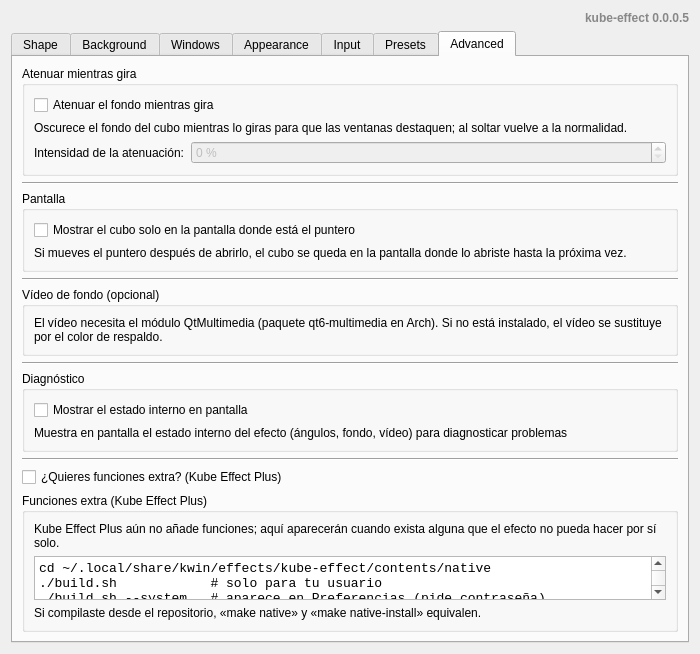
Old version of the form package/contents/ui/config.ui in the repository CesarGuzmanLopez/kube-effect.
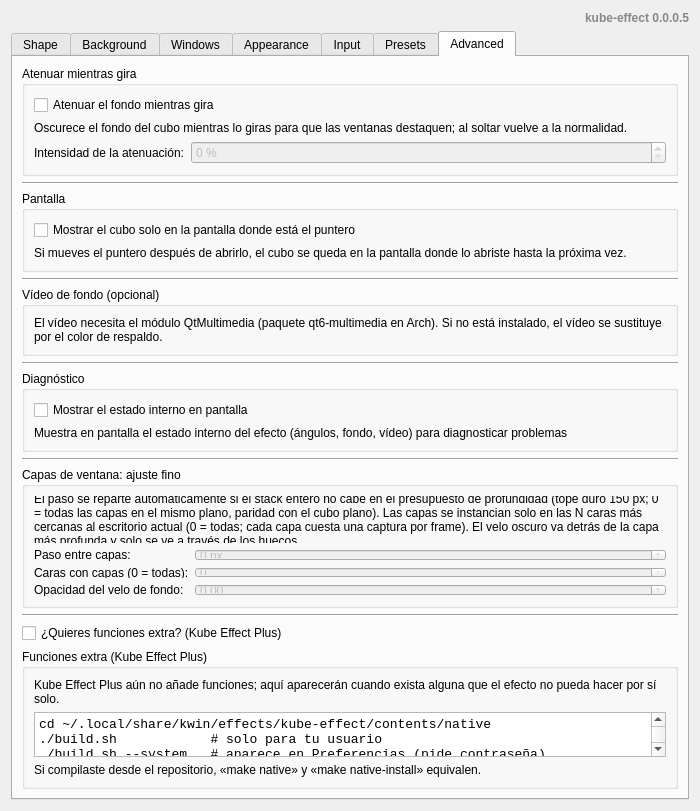
New version of the form. The open tabs and pages were chosen to show the change. Custom widgets are drawn as their Qt base class.

Commit message: feat(ventanas): capas 3D por z-index con huecos en la cara (modelo H)

```diff
--- a/package/contents/ui/config.ui
+++ b/package/contents/ui/config.ui
@@ -1123,6 +1123,114 @@
                                     </layout>
                                 </widget>
                             </item>
+                            <item>
+                                <widget class="QFrame" name="advancedSeparatorLayers">
+                                    <property name="frameShape">
+                                        <enum>QFrame::HLine</enum>
+                                    </property>
+                                    <property name="frameShadow">
+                                        <enum>QFrame::Sunken</enum>
+                                    </property>
+                                </widget>
+                            </item>
+                            <item>
+                                <!-- Window layers fine-tuning (ADR-028): the switch itself is
+                                     in the Windows tab; the three numbers are settings for
+                                     experts and belong to Advanced (ADR-014). They only
+                                     mean something with WindowLayering on, so they start
+                                     disabled and follow the checkbox (the dim-amount
+                                     pattern below). -->
+                                <widget class="QGroupBox" name="advancedLayersGroup">
+                                    <property name="title">
+                                        <string>Capas de ventana: ajuste fino</string>
+                                    </property>
+                                    <layout class="QVBoxLayout" name="advancedLayersLayout">
+                                        <item>
+                                            <widget class="QLabel" name="advancedLayersHint">
+                                                <property name="text">
+                                                    <string>El paso se reparte automáticamente si el stack entero no cabe en el presupuesto de profundidad (tope duro 150 px; 0 = todas las capas en el mismo plano, paridad con el cubo plano). Las capas se instancian solo en las N caras más cercanas al escritorio actual (0 = todas; cada capa cuesta una captura por frame). El velo oscuro va detrás de la capa más profunda y solo se ve a través de los huecos.</string>
+                                                </property>
+                                                <property name="wordWrap">
+                                                    <bool>true</bool>
+                                                </property>
+                                            </widget>
+                                        </item>
+                                        <item>
+                                            <layout class="QFormLayout" name="advancedLayersForm">
+                                                <item row="0" column="0">
+                                                    <widget class="QLabel" name="layerGapLabel">
+                                                        <property name="text">
+                                                            <string>Paso entre capas:</string>
+                                                        </property>
+                                                    </widget>
+                                                </item>
+                                                <item row="0" column="1">
+                                                    <widget class="QSpinBox" name="kcfg_WindowLayerGap">
+                                                        <property name="enabled">
+                                                            <bool>false</bool>
+                                                        </property>
+                                                        <property name="minimum">
+                                                            <number>0</number>
+                                                        </property>
+                                                        <property name="maximum">
+                                                            <number>600</number>
+                                                        </property>
+                                                        <property name="suffix">
+                                                            <string> px</string>
+                                                        </property>
+                                                    </widget>
+                                                </item>
+                                                <item row="1" column="0">
+                                                    <widget class="QLabel" name="layerLodLabel">
+                                                        <property name="text">
+                                                            <string>Caras con capas (0 = todas):</string>
+                                                        </property>
+                                                    </widget>
+                                                </item>
+                                                <item row="1" column="1">
+                                                    <widget class="QSpinBox" name="kcfg_WindowLayerLodFaces">
+                                                        <property name="enabled">
+                                                            <bool>false</bool>
+                                                        </property>
+                                                        <property name="minimum">
+                                                            <number>0</number>
+                                                        </property>
+                                                        <property name="maximum">
+                                                            <number>8</number>
+                                                        </property>
+                                                    </widget>
+                                                </item>
+                                                <item row="2" column="0">
+                                                    <widget class="QLabel" name="layerPlateLabel">
+                                                        <property name="text">
+                                                            <string>Opacidad del velo de fondo:</string>
+                                                        </property>
+                                                    </widget>
+                                                </item>
+                                                <item row="2" column="1">
+                                                    <widget class="QDoubleSpinBox" name="kcfg_WindowLayerPlateOpacity">
+                                                        <property name="enabled">
+                                                            <bool>false</bool>
+                                                        </property>
+                                                        <property name="minimum">
+                                                            <double>0</double>
+                                                        </property>
+                                                        <property name="maximum">
+                                                            <double>1</double>
+                                                        </property>
+                                                        <property name="singleStep">
+                                                            <double>0.05</double>
+                                                        </property>
+                                                        <property name="decimals">
+                                                            <number>2</number>
+                                                        </property>
+                                                    </widget>
+                                                </item>
+                                            </layout>
+                                        </item>
+                                    </layout>
+                                </widget>
+                            </item>
                             <item>
                                 <widget class="QFrame" name="advancedSeparator4">
                                     <property name="frameShape">
```
Left out of the diff: 37 changed lines with no effect on the pictures. The commit also changes 13 other files.
